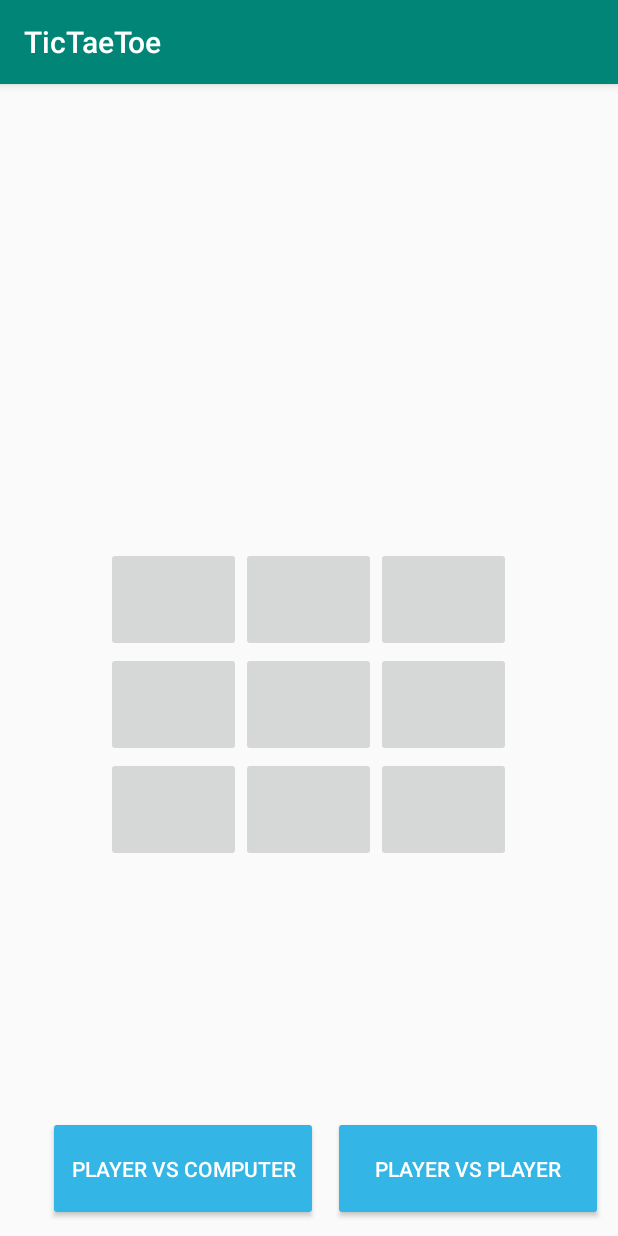
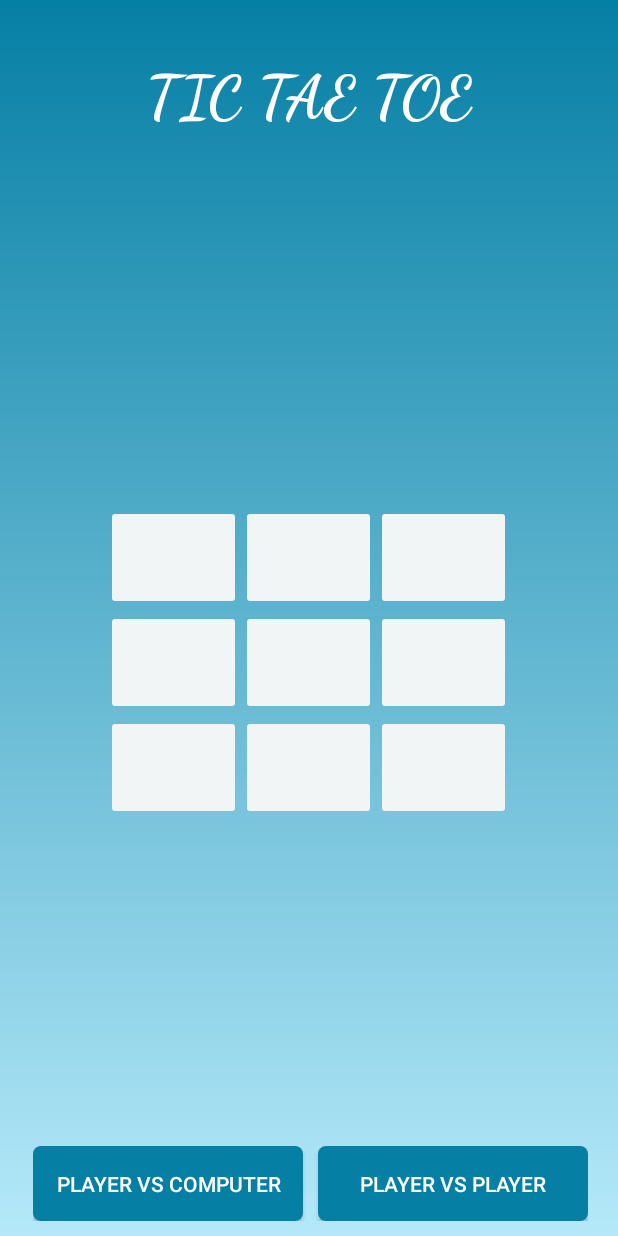
Before and after one commit to leandro9216/android_tic-tae-toe, an Android app: the screen it shows after launch (MainActivity), on a phone screen of 412 x 824 dp. Run offline under Robolectric (Android 15) with nearby library versions, the phone set to English and light mode, and no system bars.

Commit message:
Add design to app

```diff
--- a/TicTaeToe/app/src/main/AndroidManifest.xml
+++ b/TicTaeToe/app/src/main/AndroidManifest.xml
@@ -9,7 +9,7 @@
         android:roundIcon="@mipmap/ic_launcher_round"
         android:supportsRtl="true"
         android:theme="@style/AppTheme">
-        <activity android:name=".MainActivity">
+        <activity android:name=".MainActivity" android:theme="@style/Theme.AppCompat.NoActionBar">
             <intent-filter>
                 <action android:name="android.intent.action.MAIN" />
 
--- /dev/null
+++ b/TicTaeToe/app/src/main/res/drawable/button_background.xml
@@ -0,0 +1,5 @@
+<shape xmlns:android="http://schemas.android.com/apk/res/android"
+    android:shape="rectangle">
+    <solid android:color="@color/background" />
+    <corners android:radius="5dp" />
+</shape>
--- /dev/null
+++ b/TicTaeToe/app/src/main/res/drawable/gradient_background.xml
@@ -0,0 +1,8 @@
+<?xml version="1.0" encoding="utf-8"?>
+<shape xmlns:android="http://schemas.android.com/apk/res/android"
+    android:shape="rectangle">
+    <gradient
+        android:startColor="#B5E9F9"
+        android:endColor="#067FA5"
+        android:angle="90"/>
+</shape>
--- a/TicTaeToe/app/src/main/res/layout/activity_main.xml
+++ b/TicTaeToe/app/src/main/res/layout/activity_main.xml
@@ -4,7 +4,22 @@
     xmlns:tools="http://schemas.android.com/tools"
     android:layout_width="match_parent"
     android:layout_height="match_parent"
+    android:background="@drawable/gradient_background"
     tools:context=".MainActivity">
+
+    <TextView
+        android:id="@+id/mainTitle"
+        android:layout_width="match_parent"
+        android:layout_height="wrap_content"
+        android:text="TIC TAE TOE"
+        android:fontFamily="cursive"
+        android:layout_marginTop="40dp"
+        android:textSize="40dp"
+        android:textStyle="bold"
+        android:textColor="@android:color/white"
+        android:gravity="center">
+
+    </TextView>
 
     <LinearLayout
         android:layout_width="wrap_content"
@@ -23,6 +38,7 @@
                 android:layout_width="wrap_content"
                 android:layout_height="wrap_content"
                 android:text="Turn:"
+                android:textColor="@android:color/white"
                 android:textStyle="bold"
                 android:textSize="18sp">
 
@@ -33,7 +49,8 @@
                 android:layout_height="wrap_content"
                 android:text=""
                 android:layout_marginLeft="5dp"
-                android:textSize="18sp">
+                android:textSize="18sp"
+                android:textStyle="bold">
             </TextView>
         </LinearLayout>
         <LinearLayout
@@ -48,6 +65,7 @@
                 android:id="@+id/winsText1"
                 android:layout_width="wrap_content"
                 android:layout_height="wrap_content"
+                android:textColor="@android:color/white"
                 android:text="Wins Player 1:"
                 android:textStyle="bold"
                 android:textSize="18sp">
@@ -59,6 +77,7 @@
                 android:layout_height="wrap_content"
                 android:text=""
                 android:layout_marginLeft="5dp"
+                android:textStyle="bold"
                 android:textSize="18sp">
             </TextView>
         </LinearLayout>
@@ -74,6 +93,7 @@
                 android:id="@+id/winsText2"
                 android:layout_width="wrap_content"
                 android:layout_height="wrap_content"
+                android:textColor="@android:color/white"
                 android:text=""
                 android:textStyle="bold"
                 android:textSize="18sp">
@@ -85,6 +105,7 @@
                 android:layout_height="wrap_content"
                 android:text=""
                 android:layout_marginLeft="5dp"
+                android:textStyle="bold"
                 android:textSize="18sp">
             </TextView>
         </LinearLayout>
@@ -111,6 +132,7 @@
                 android:layout_width="wrap_content"
                 android:layout_height="wrap_content"
                 android:text=""
+                android:textColor="@android:color/white"
                 android:textSize="18sp"
                 android:textStyle="bold"
                 android:visibility="gone"></TextView>
@@ -124,18 +146,21 @@
                 android:id="@+id/button1"
                 android:layout_width="90dp"
                 android:layout_height="70dp"
+                android:backgroundTint="@color/board"
                 android:textSize="18sp" />
 
             <Button
                 android:id="@+id/button2"
                 android:layout_width="90dp"
                 android:layout_height="70dp"
+                android:backgroundTint="@color/board"
                 android:textSize="18sp" />
 
             <Button
                 android:id="@+id/button3"
                 android:layout_width="90dp"
                 android:layout_height="70dp"
+                android:backgroundTint="@color/board"
                 android:textSize="18sp" />
         </LinearLayout>
 
@@ -147,18 +172,21 @@
                 android:id="@+id/button4"
                 android:layout_width="90dp"
                 android:layout_height="70dp"
+                android:backgroundTint="@color/board"
                 android:textSize="18sp" />
 
             <Button
                 android:id="@+id/button5"
                 android:layout_width="90dp"
                 android:layout_height="70dp"
+                android:backgroundTint="@color/board"
                 android:textSize="18sp" />
 
             <Button
                 android:id="@+id/button6"
                 android:layout_width="90dp"
                 android:layout_height="70dp"
+                android:backgroundTint="@color/board"
                 android:textSize="18sp" />
         </LinearLayout>
 
@@ -170,18 +198,21 @@
                 android:id="@+id/button7"
                 android:layout_width="90dp"
                 android:layout_height="70dp"
+                android:backgroundTint="@color/board"
                 android:textSize="18sp" />
 
             <Button
                 android:id="@+id/button8"
                 android:layout_width="90dp"
                 android:layout_height="70dp"
+                android:backgroundTint="@color/board"
                 android:textSize="18sp" />
 
             <Button
                 android:id="@+id/button9"
                 android:layout_width="90dp"
                 android:layout_height="70dp"
+                android:backgroundTint="@color/board"
                 android:textSize="18sp" />
         </LinearLayout>
     </LinearLayout>
@@ -192,38 +223,51 @@
         android:orientation="horizontal"
         android:layout_alignBottom="@+id/tableLayout"
         android:layout_alignParentEnd="true"
+        android:layout_marginBottom="10dp"
+        android:layout_marginRight="20dp"
         android:layout_alignParentRight="true">
         <Button
             android:layout_width="180dp"
-            android:layout_height="70dp"
+            android:layout_height="50dp"
             android:id="@+id/start"
             android:text="Player vs Computer"
-            android:layout_marginBottom="10dp"
-            android:backgroundTint="@android:color/holo_blue_light"
-            android:textColor="@android:color/white"
-            android:layout_marginRight="10dp"/>
+            android:layout_marginRight="10dp"
+            android:background="@drawable/button_background"
+            android:textColor="@android:color/white" />
         <Button
             android:layout_width="180dp"
-            android:layout_height="70dp"
+            android:layout_height="50dp"
             android:id="@+id/start2"
             android:text="Player vs Player"
-            android:layout_marginBottom="10dp"
-            android:backgroundTint="@android:color/holo_blue_light"
-            android:textColor="@android:color/white"
-            android:layout_marginRight="10dp"/>
+            android:background="@drawable/button_background"
+            android:textColor="@android:color/white"/>
     </LinearLayout>
 
-    <Button
-        android:layout_width="90dp"
-        android:layout_height="70dp"
-        android:id="@+id/reset"
-        android:text="Reset"
+    <LinearLayout
+        android:layout_width="wrap_content"
+        android:layout_height="wrap_content"
+        android:orientation="horizontal"
         android:layout_alignBottom="@+id/tableLayout"
         android:layout_alignParentEnd="true"
         android:layout_alignParentRight="true"
         android:layout_marginBottom="10dp"
-        android:layout_marginRight="10dp"
-        android:backgroundTint="@android:color/holo_blue_light"
-        android:textColor="@android:color/white"
-        android:visibility="gone"/>
+        android:layout_marginRight="10dp">
+        <Button
+            android:layout_width="100dp"
+            android:layout_height="50dp"
+            android:id="@+id/reset"
+            android:text="Reset"
+            android:layout_marginRight="10dp"
+            android:background="@drawable/button_background"
+            android:textColor="@android:color/white"
+            android:visibility="gone"/>
+        <Button
+            android:layout_width="100dp"
+            android:layout_height="50dp"
+            android:id="@+id/restart"
+            android:text="Restart"
+            android:background="@drawable/button_background"
+            android:textColor="@android:color/white"
+            android:visibility="gone"/>
+    </LinearLayout>
 </RelativeLayout>
--- a/TicTaeToe/app/src/main/res/values/colors.xml
+++ b/TicTaeToe/app/src/main/res/values/colors.xml
@@ -5,4 +5,6 @@
     <color name="colorAccent">#D81B60</color>
     <color name="cross">#F90026</color>
     <color name="naught">#1005F9</color>
+    <color name="background">#067FA5</color>
+    <color name="board">#F1F5F5</color>
 </resources>
```
Also changed, not shown: TicTaeToe/app/src/main/java/com/example/tictaetoe/MainActivity.kt (+98 -40 lines), TicTaeToe/app/src/main/java/com/example/tictaetoe/PlayerVsComputerLogic.kt (+1 -7 lines).
